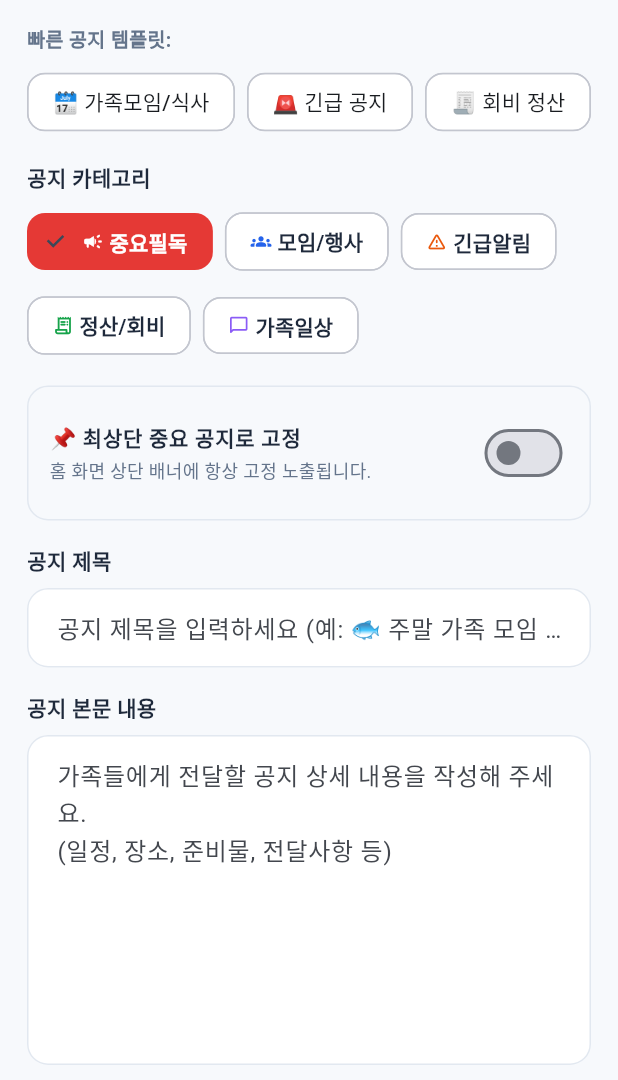
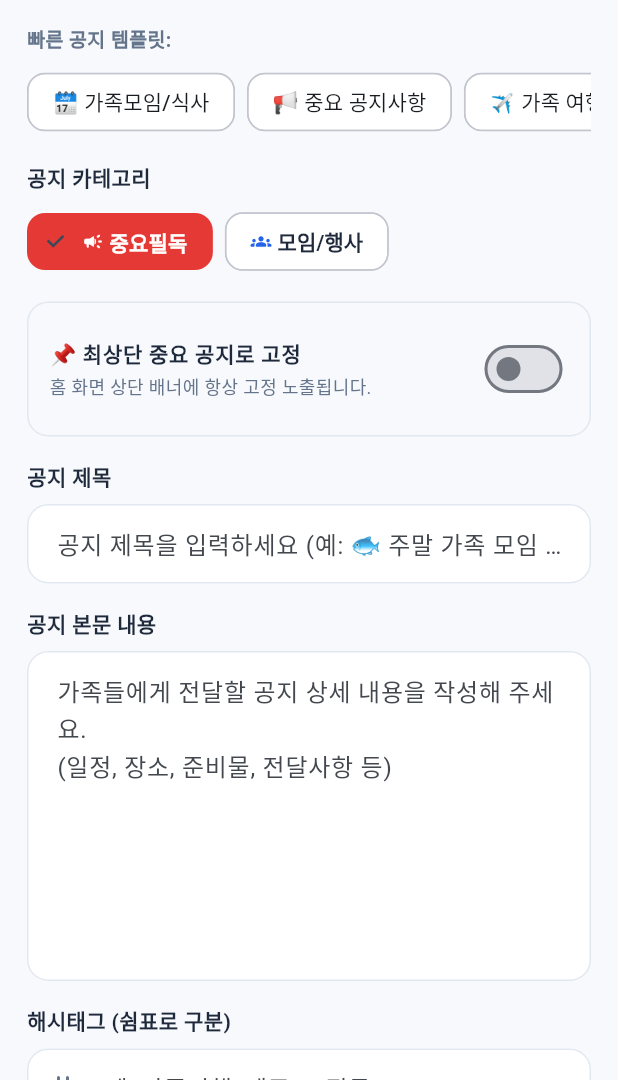
Before and after one commit to rlaehdgjs1/Tuna-Family, a Flutter app: the screen it shows after launch, after a tap on "공지 작성", on a phone screen of 412 x 824 dp, the part 156-1236 px from its top. Run offline on Flutter 3.47's test engine with Material 3 defaults, Android fonts, the phone set to English and light mode, and no system bars; our stand-ins replace audioplayers, file_picker, flutter_local_notifications, shared_preferences; accounts and stored records are empty.

Commit message:
feat: Remove urgent, accounting, and general categories to streamline notice categories

```diff
--- a/lib/models/notice.dart
+++ b/lib/models/notice.dart
@@ -6,10 +6,7 @@ import 'reaction.dart';
 enum NoticeCategory {
   all('전체', Icons.grid_view_rounded, Color(0xFF64748B)),
   important('중요필독', Icons.campaign_rounded, Color(0xFFE53935)),
-  gathering('모임/행사', Icons.groups_rounded, Color(0xFF2563EB)),
-  urgent('긴급알림', Icons.warning_amber_rounded, Color(0xFFEA580C)),
-  accounting('정산/회비', Icons.receipt_long_rounded, Color(0xFF16A34A)),
-  general('가족일상', Icons.chat_bubble_outline_rounded, Color(0xFF8B5CF6));
+  gathering('모임/행사', Icons.groups_rounded, Color(0xFF2563EB));
 
   final String label;
   final IconData icon;
@@ -20,7 +17,7 @@ enum NoticeCategory {
   static NoticeCategory fromString(String value) {
     return NoticeCategory.values.firstWhere(
       (e) => e.name == value || e.label == value,
-      orElse: () => NoticeCategory.general,
+      orElse: () => NoticeCategory.important,
     );
   }
 }
@@ -42,7 +39,7 @@ class Notice {
   final List<Reaction> reactions;
   final List<String> tags;
 
-  Notice({
+  const Notice({
     required this.id,
     required this.title,
     required this.content,
@@ -52,22 +49,19 @@ class Notice {
     required this.category,
     this.isPinned = false,
     this.views = 0,
-    List<String>? readMemberIds,
+    this.readMemberIds = const [],
     required this.createdAt,
     this.poll,
-    List<Comment>? comments,
-    List<Reaction>? reactions,
-    List<String>? tags,
-  })  : readMemberIds = readMemberIds ?? [],
-        comments = comments ?? [],
-        reactions = reactions ?? [],
-        tags = tags ?? [];
+    this.comments = const [],
+    this.reactions = const [],
+    this.tags = const [],
+  });
 
   bool isReadBy(String memberId) => readMemberIds.contains(memberId);
 
+  int get ackCount => readMemberIds.length;
+
   int get commentCount => comments.length;
-  int get reactionCount =>
-      reactions.fold(0, (sum, r) => sum + r.count);
 
   Notice copyWith({
     String? id,
@@ -96,16 +90,17 @@ class Notice {
       category: category ?? this.category,
       isPinned: isPinned ?? this.isPinned,
       views: views ?? this.views,
-      readMemberIds: readMemberIds ?? List.from(this.readMemberIds),
+      readMemberIds: readMemberIds ?? this.readMemberIds,
       createdAt: createdAt ?? this.createdAt,
       poll: poll ?? this.poll,
-      comments: comments ?? List.from(this.comments),
-      reactions: reactions ?? List.from(this.reactions),
-      tags: tags ?? List.from(this.tags),
+      comments: comments ?? this.comments,
+      reactions: reactions ?? this.reactions,
+      tags: tags ?? this.tags,
     );
   }
 
-  Map<String, dynamic> toJson() => {
+  Map<String, dynamic> toJson() {
+    return {
       'id': id,
       'title': title,
       'content': content,
@@ -118,12 +113,14 @@ class Notice {
       'readMemberIds': readMemberIds,
       'createdAt': createdAt.toIso8601String(),
       'poll': poll?.toJson(),
-        'comments': comments.map((e) => e.toJson()).toList(),
-        'reactions': reactions.map((e) => e.toJson()).toList(),
+      'comments': comments.map((c) => c.toJson()).toList(),
+      'reactions': reactions.map((r) => r.toJson()).toList(),
       'tags': tags,
     };
+  }
 
-  factory Notice.fromJson(Map<String, dynamic> json) => Notice(
+  factory Notice.fromJson(Map<String, dynamic> json) {
+    return Notice(
       id: json['id'] as String,
       title: json['title'] as String,
       content: json['content'] as String,
@@ -142,16 +139,17 @@ class Notice {
           ? Poll.fromJson(json['poll'] as Map<String, dynamic>)
           : null,
       comments: (json['comments'] as List<dynamic>?)
-                ?.map((e) => Comment.fromJson(e as Map<String, dynamic>))
+              ?.map((c) => Comment.fromJson(c as Map<String, dynamic>))
               .toList() ??
           [],
       reactions: (json['reactions'] as List<dynamic>?)
-                ?.map((e) => Reaction.fromJson(e as Map<String, dynamic>))
+              ?.map((r) => Reaction.fromJson(r as Map<String, dynamic>))
               .toList() ??
           [],
       tags: (json['tags'] as List<dynamic>?)
-                ?.map((e) => e as String)
+              ?.map((t) => t as String)
               .toList() ??
           [],
     );
   }
+}
--- a/lib/screens/notice_form_screen.dart
+++ b/lib/screens/notice_form_screen.dart
@@ -278,31 +278,31 @@ class _NoticeFormScreenState extends State<NoticeFormScreen> {
                     ),
                     const SizedBox(width: 8),
                     ActionChip(
-                      label: const Text('🚨 긴급 공지'),
+                      label: const Text('📢 중요 공지사항'),
                       onPressed: () => _applyTemplate(
-                        '🚨 [긴급] 가족 긴급 알림 사항 공유',
+                        '📢 [중요필독] 참치패밀리 중요 공지사항 안내',
                         '''가족 구성원 여러분 꼭 확인해 주세요!
 
-[긴급 내용]
+[공지 내용]
 - 내용 입력...
 
-확인하신 분은 수신 확인 버튼을 눌러주세요.''',
-                        NoticeCategory.urgent,
+확인하신 분은 하단의 '확인했어요' 버튼을 눌러주세요.''',
+                        NoticeCategory.important,
                       ),
                     ),
                     const SizedBox(width: 8),
                     ActionChip(
-                      label: const Text('🧾 회비 정산'),
+                      label: const Text('✈️ 가족 여행/행사'),
                       onPressed: () => _applyTemplate(
-                        '🧾 [정산] 가족 행사 회비 결산 및 영수증 내역',
-                        '''가족 모임 총 정산 내역 공유합니다.
+                        '✈️ [모임/행사] 참치패밀리 가족 여행 일정 안내',
+                        '''가족 여행 및 행사 일정 공유합니다!
 
-💰 [지출 내역]
-- 식대: 000,000원
-- 기타: 00,000원
+📍 일시:
+📍 장소:
+📍 준비물:
 
-계좌 입금 부탁드립니다!''',
-                        NoticeCategory.accounting,
+많은 참여 부탁드립니다!''',
+                        NoticeCategory.gathering,
                       ),
                     ),
                   ],
--- a/lib/utils/sample_data.dart
+++ b/lib/utils/sample_data.dart
@@ -168,12 +168,12 @@ class SampleData {
         authorId: 'mem_1',
         authorName: '참치대장 👑',
         authorEmoji: '👑',
-        category: NoticeCategory.urgent,
+        category: NoticeCategory.gathering,
         isPinned: true,
         views: 28,
         readMemberIds: ['mem_1', 'mem_2', 'mem_5'],
         createdAt: now.subtract(const Duration(hours: 8)),
-        tags: ['긴급', '식사장소', '시간변경'],
+        tags: ['식사장소', '시간변경', '모임'],
         comments: [
           Comment(
             id: 'c_3',
@@ -191,7 +191,7 @@ class SampleData {
       ),
       Notice(
         id: 'notice_3',
-        title: '🧾 [정산] 지난 주말 가족 펜션 여행 정산 영수증 및 잔액 보고',
+        title: '🧾 [필독] 지난 주말 가족 펜션 여행 정산 영수증 및 잔액 보고',
         content: '''지난 주말 가평 펜션 모임 총 정산 내역 및 영수증 결산 내역을 투명하게 공유합니다.
 
 💰 [총 지출 내역]
@@ -212,7 +212,7 @@ class SampleData {
         authorId: 'mem_2',
         authorName: '참치퀸 🌸',
         authorEmoji: '🌸',
-        category: NoticeCategory.accounting,
+        category: NoticeCategory.important,
         isPinned: false,
         views: 42,
         readMemberIds: ['mem_1', 'mem_2', 'mem_3', 'mem_4', 'mem_6'],
@@ -292,7 +292,7 @@ class SampleData {
         authorId: 'mem_1',
         authorName: '참치대장 👑',
         authorEmoji: '👑',
-        category: NoticeCategory.general,
+        category: NoticeCategory.important,
         isPinned: false,
         views: 51,
         readMemberIds: ['mem_1', 'mem_2', 'mem_3', 'mem_4', 'mem_5', 'mem_6'],
```
Also changed, not shown: 1 other file. Lines whose indentation alone changed are shown as unchanged.
